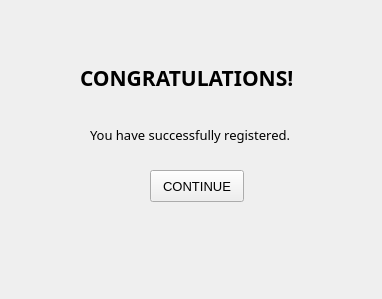
bdmpea/dandelion, file client/ui/welcome.ui: the form before one commit.
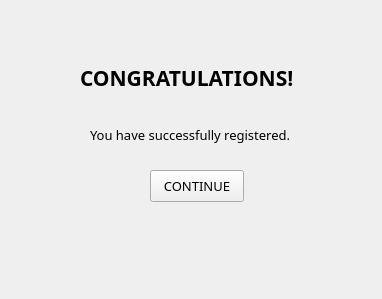
The form after the commit.

Diff of the .ui file:
```diff
--- a/client/ui/welcome.ui
+++ b/client/ui/welcome.ui
@@ -10,6 +10,11 @@
     <height>299</height>
    </rect>
   </property>
+  <property name="font">
+   <font>
+    <family>Yu Gothic</family>
+   </font>
+  </property>
   <property name="windowTitle">
    <string>Form</string>
   </property>
@@ -55,7 +60,7 @@
    </property>
    <property name="font">
     <font>
-     <family>Yu Gothic UI</family>
+     <family>Yu Gothic</family>
      <pointsize>10</pointsize>
     </font>
    </property>
```
Left out of the diff: 8 changed lines with no effect on the pictures.
